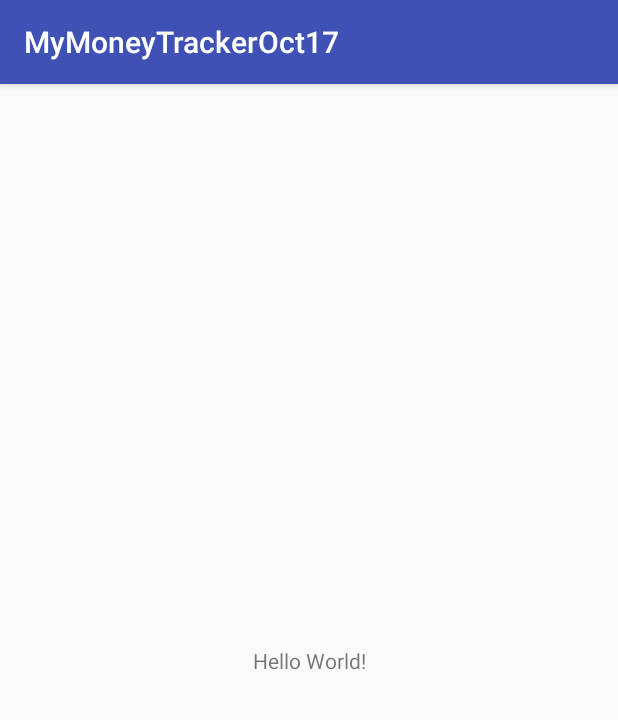
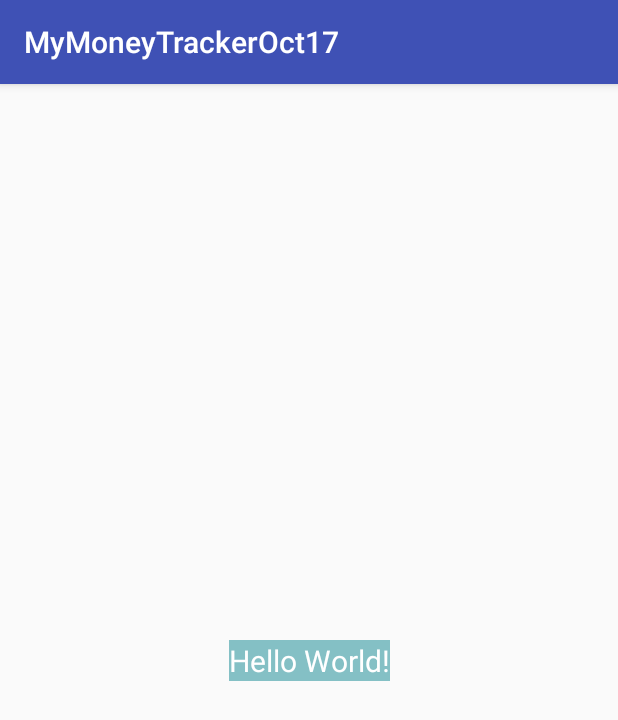
Before and after one commit to SupineTundra/MyMoneyTrackerOct17, an Android app: the screen it shows after launch (MainActivity), on a phone screen of 412 x 824 dp. Shown: the top 720 px of the screen. Run offline under Robolectric (Android 15) with nearby library versions, the phone set to English and light mode, and no system bars.

Commit message:
NewTextSize,NewTextColor,NewTextBackground,addLifeCycle

```diff
--- a/app/src/main/java/com/lofstschool/mymoneytrackeroct17/MainActivity.java
+++ b/app/src/main/java/com/lofstschool/mymoneytrackeroct17/MainActivity.java
@@ -10,4 +10,29 @@ public class MainActivity extends AppCompatActivity {
         super.onCreate(savedInstanceState);
         setContentView(R.layout.activity_main);
     }
+
+    @Override
+    protected void onStart() {
+        super.onStart();
+    }
+
+    @Override
+    protected void onResume() {
+        super.onResume();
+    }
+
+    @Override
+    protected void onPause() {
+        super.onPause();
+    }
+
+    @Override
+    protected void onStop() {
+        super.onStop();
+    }
+
+    @Override
+    protected void onDestroy() {
+        super.onDestroy();
+    }
 }
--- a/app/src/main/res/layout/activity_main.xml
+++ b/app/src/main/res/layout/activity_main.xml
@@ -10,6 +10,9 @@
         android:layout_width="wrap_content"
         android:layout_height="wrap_content"
         android:text="Hello World!"
+        android:textSize="@dimen/sizeText"
+        android:textColor="@color/colorText"
+        android:background="@color/colorBackgoundText"
         app:layout_constraintBottom_toBottomOf="parent"
         app:layout_constraintLeft_toLeftOf="parent"
         app:layout_constraintRight_toRightOf="parent"
--- a/app/src/main/res/values/colors.xml
+++ b/app/src/main/res/values/colors.xml
@@ -3,4 +3,7 @@
     <color name="colorPrimary">#3F51B5</color>
     <color name="colorPrimaryDark">#303F9F</color>
     <color name="colorAccent">#FF4081</color>
+    <color name="colorText">#FFFFFF</color>
+    <color name="colorBackgoundText">#84c0c5</color>
+
 </resources>
--- /dev/null
+++ b/app/src/main/res/values/dimension.xml
@@ -0,0 +1,4 @@
+<?xml version="1.0" encoding="utf-8"?>
+<resources>
+    <dimen name="sizeText">20sp</dimen>
+</resources>
```
